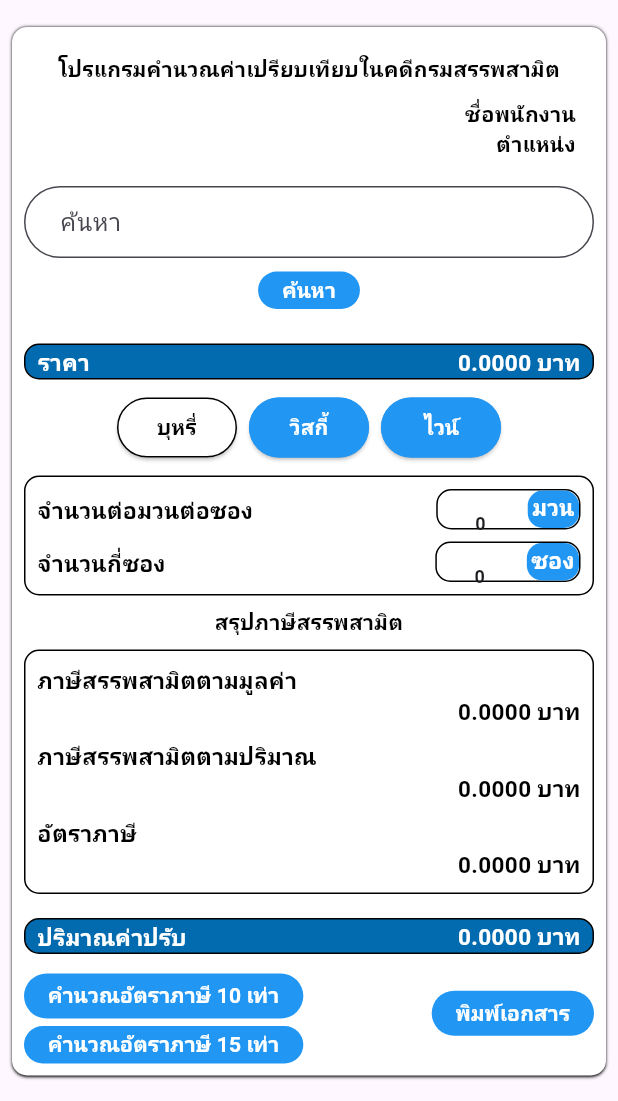
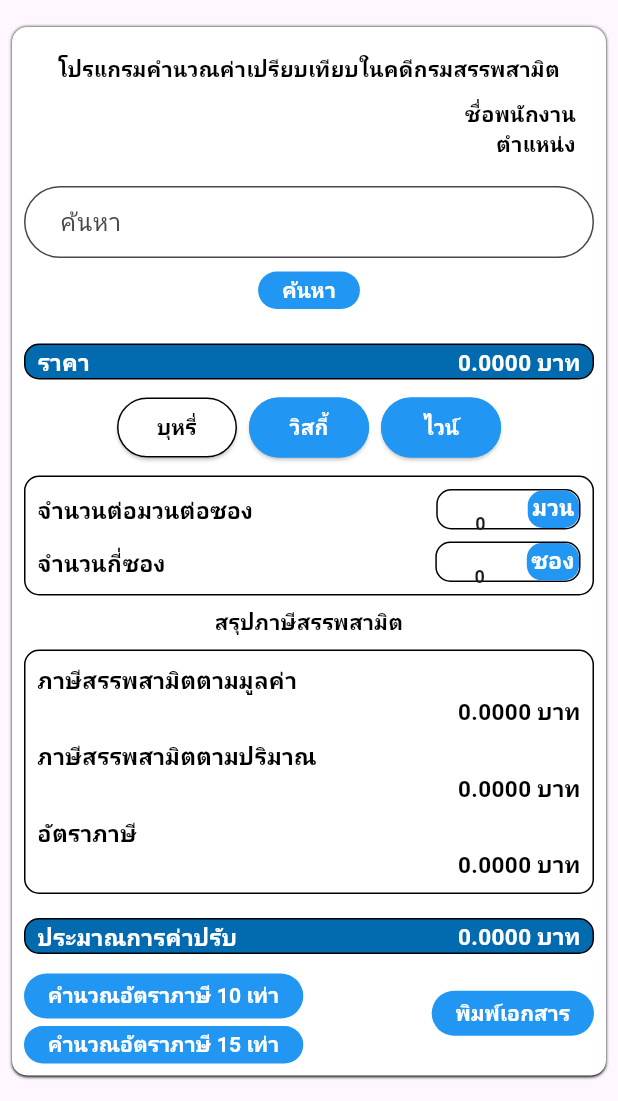
Before and after one commit to gamg002/my_app, a Flutter app: the Calculation screen opened directly, on a phone screen of 412 x 824 dp, the part 135-1236 px from its top. Run offline on Flutter 3.47's test engine with Material 3 defaults, Android fonts, the phone set to English and light mode, and no system bars; drawn by our look-alikes of searchfield; our stand-ins replace loading_indicator, pdf, screenshot, shared_preferences; missing offline and left inert: open_file_plus; accounts and stored records are empty; network calls fail.

Commit message:
Final text change

```diff
--- a/lib/page/calculation.dart
+++ b/lib/page/calculation.dart
@@ -339,7 +339,7 @@ class _CalculationState extends State<Calculation> {
                       crossAxisAlignment: CrossAxisAlignment.center,
                       children: [
                         setText(
-                          "ปริมาณค่าปรับ",
+                          "ประมาณการค่าปรับ",
                           TextAlign.left,
                           FontWeight.bold,
                           Colors.white,
--- a/lib/page/printPDF.dart
+++ b/lib/page/printPDF.dart
@@ -153,7 +153,7 @@ class _PrintPDFState extends State<PrintPDF> {
                 "ราคา", "${NumberFormat("#,##0.0000").format(widget.price)} บาท"),
             taxField(),
             quantityField(),
-            borderBlue("ปริมาณค่าปรับ",
+            borderBlue("ประมาณการค่าปรับ",
                 "${NumberFormat("#,##0.0000").format(widget.sum)} บาท"),
             const SizedBox(height: 30),
           ],
@@ -217,7 +217,7 @@ class _PrintPDFState extends State<PrintPDF> {
             "ราคา", "${NumberFormat("#,##0.0000").format(widget.price)} บาท"),
         taxField(),
         quantityField(),
-        borderBlue("ปริมาณค่าปรับ",
+        borderBlue("ประมาณการค่าปรับ",
             "${NumberFormat("#,##0.0000").format(widget.sum)} บาท"),
         const SizedBox(height: 30),
       ],
```
